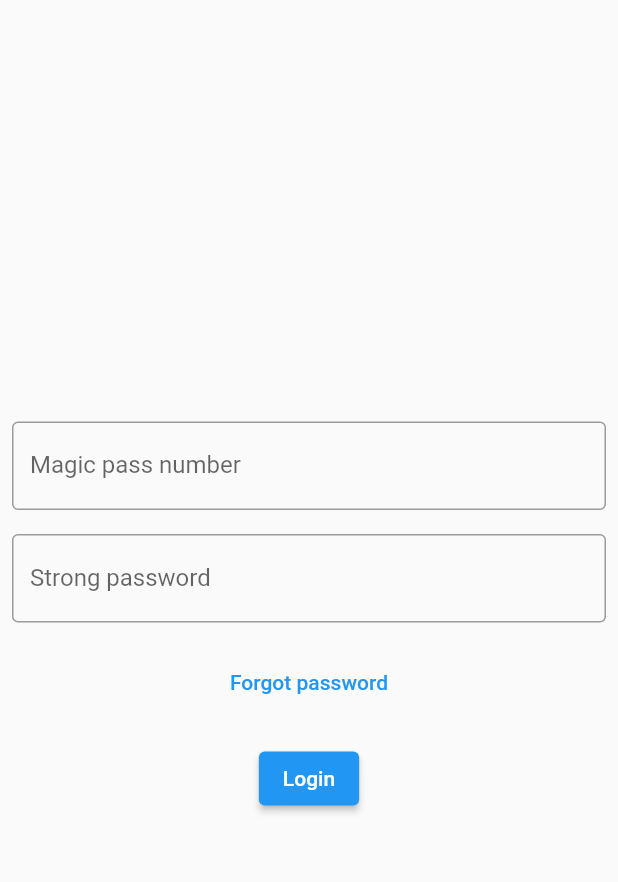
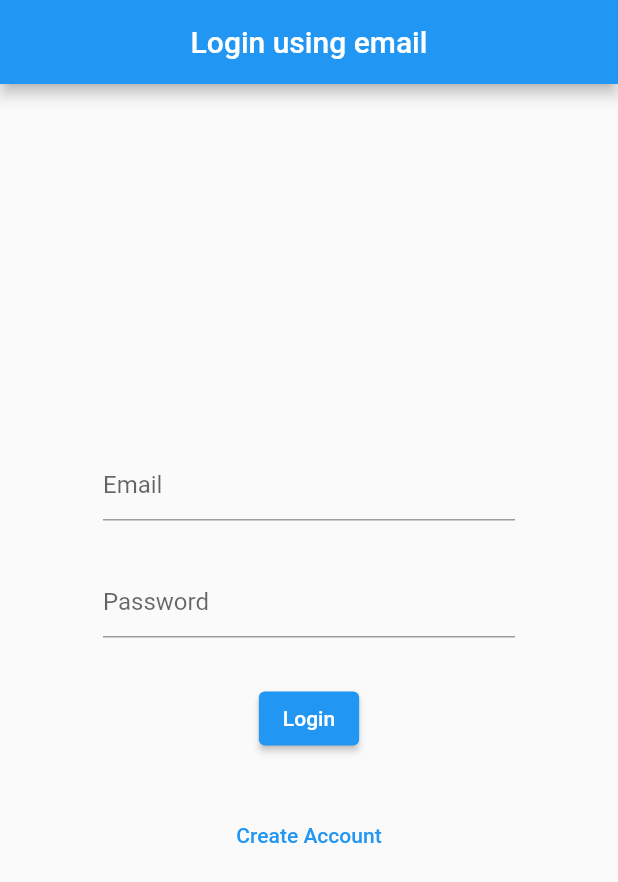
Before and after one commit to sven-borden/magic-pass-challenge, a Flutter app: the screen it shows after launch, on a phone screen of 412 x 824 dp. Shown: the top 882 px of the screen. Run offline on Flutter 3.47's test engine with Material 2 defaults, Android fonts, the phone set to English and light mode, and no system bars; our stand-ins replace firebase_auth, firebase_core; accounts and stored records are empty; generated files the repository leaves out were written again.

Commit message:
Added login using emails and firebase

```diff
--- a/magic_pass_challenge/lib/Login.dart
+++ b/magic_pass_challenge/lib/Login.dart
@@ -1,13 +1,8 @@
 import 'package:flutter/material.dart';
 import 'package:magic_pass_challenge/HomePage.dart';
-import 'package:magic_pass_challenge/src/constants/Margins.dart';
-import 'package:magic_pass_challenge/src/constants/Translation.dart';
 
 class LoginPage extends StatefulWidget {
   const LoginPage({super.key});
-
-  final String magicPassNumber = "";
-  final String password = "";
 
   @override
   State<LoginPage> createState() => _LoginPageState();
@@ -23,23 +18,6 @@ class _LoginPageState extends State<LoginPage> {
     );
   }
 
-  TextField magicPassTextField = const TextField(
-    decoration: InputDecoration(
-      border: OutlineInputBorder(),
-      labelText: Translation.loginMagicPassNumberLabel,
-      hintText: Translation.loginMagicPassNumberHint,
-
-    )
-  );
-
-  TextField magicPassPasswordTextField = const TextField(
-    decoration: InputDecoration(
-      border: OutlineInputBorder(),
-      labelText: Translation.loginPasswordLabel,
-      hintText: Translation.loginPasswordHint
-    )
-  );
-
   @override
   Widget build(BuildContext context) {
     return Scaffold(
@@ -47,34 +25,7 @@ class _LoginPageState extends State<LoginPage> {
       child: Column(
           mainAxisAlignment: MainAxisAlignment.center,
           children: <Widget>[
-            Container(
-              margin: Margins.defaultMargin,
-              child: magicPassTextField,
-            ),
-            Container(
-              margin: Margins.defaultMargin,
-              child: magicPassPasswordTextField,
-            ),
-            Container(
-              margin: Margins.defaultMargin,
-              child: TextButton(
-                  onPressed: () {
-                    //TODO: Forgot password goes here
-                  },
-                  child: const Text(
-                    Translation.loginForgotPasswordLabel,
-                  )
-              ),
-            ),
-            Container(
-              margin: Margins.defaultMargin,
-              child: ElevatedButton(
-                  onPressed: _signIn,
-                  child: const Text(
-                    Translation.loginButtonLabel,
-                  )
-              ),
-            )
+
           ],
         )
       )
--- a/magic_pass_challenge/lib/Main.dart
+++ b/magic_pass_challenge/lib/Main.dart
@@ -1,5 +1,6 @@
 import 'package:flutter/material.dart';
 import 'package:firebase_core/firebase_core.dart';
+import 'package:magic_pass_challenge/src/features/authenticate/LoginUsingEmail.dart';
 import 'firebase_options.dart';
 
 import 'HomePage.dart';
@@ -24,7 +25,7 @@ class MyApp extends StatelessWidget {
       theme: ThemeData(
         primarySwatch: Colors.blue,
       ),
-      home: const LoginPage(),
+      home: const LoginUsingEmailPage(),
     );
   }
 }
--- a/magic_pass_challenge/lib/src/constants/Translation.dart
+++ b/magic_pass_challenge/lib/src/constants/Translation.dart
@@ -1,6 +1,6 @@
 class Translation {
-  static const loginMagicPassNumberLabel = "Magic pass number";
-  static const loginMagicPassNumberHint = "MP22-123456";
+  static const loginEmailLabel = "Email";
+  static const loginEmailHint = "myemail@gmail.com";
   static const loginPasswordLabel = "Strong password";
   static const loginPasswordHint = "Password";
   static const loginForgotPasswordLabel = "Forgot password";
--- /dev/null
+++ b/magic_pass_challenge/lib/src/features/authenticate/LoginUsingEmail.dart
@@ -0,0 +1,94 @@
+import 'package:flutter/material.dart';
+import 'package:magic_pass_challenge/HomePage.dart';
+import 'package:magic_pass_challenge/src/features/authenticate/CreateEmailAccount.dart';
+import 'package:magic_pass_challenge/src/services/auth_service.dart';
+
+class LoginUsingEmailPage extends StatefulWidget {
+  const LoginUsingEmailPage({Key? key}) : super(key: key);
+
+  @override
+  _LoginUsingEmailPageState createState() => _LoginUsingEmailPageState();
+}
+
+class _LoginUsingEmailPageState extends State<LoginUsingEmailPage> {
+  final TextEditingController _emailController = TextEditingController();
+  final TextEditingController _passwordController = TextEditingController();
+
+  void _signIn() {
+    Navigator.pushAndRemoveUntil(
+        context,
+        MaterialPageRoute(builder: (context) => const HomePage(), maintainState: true),
+            (Route<dynamic> route) => false
+    );
+  }
+
+  @override
+  Widget build(BuildContext context) {
+    return Scaffold(
+      appBar: AppBar(
+        title: const Text('Login using email'),
+        centerTitle: true,
+      ),
+      body: Center(
+        child: Column(
+          mainAxisAlignment: MainAxisAlignment.center,
+          children: [
+            SizedBox(
+              width: MediaQuery.of(context).size.width / 3 * 2,
+              child: TextField(
+                controller: _emailController,
+                decoration: const InputDecoration(hintText: 'Email'),
+              ),
+            ),
+            const SizedBox(
+              height: 30.0,
+            ),
+            SizedBox(
+              width: MediaQuery.of(context).size.width / 3 * 2,
+              child: TextField(
+                controller: _passwordController,
+                obscureText: true,
+                decoration: const InputDecoration(
+                  hintText: 'Password',
+                ),
+              ),
+            ),
+            const SizedBox(
+              height: 30.0,
+            ),
+            ElevatedButton(
+              onPressed: () async {
+                final message = await AuthService().login(
+                  email: _emailController.text,
+                  password: _passwordController.text,
+                );
+                if (message!.contains('Success')) {
+                  _signIn();
+                }
+                ScaffoldMessenger.of(context).showSnackBar(
+                  SnackBar(
+                    content: Text(message),
+                  ),
+                );
+              },
+              child: const Text('Login'),
+            ),
+            const SizedBox(
+              height: 30.0,
+            ),
+            TextButton(
+              onPressed: () {
+                Navigator.of(context).push(
+                  MaterialPageRoute(
+                    builder: (context) => const CreateEmailAccountPage(),
+                  ),
+                );
+              },
+              child: const Text('Create Account'),
+            ),
+          ],
+        ),
+      ),
+    );
+  }
+}
```
Also changed, not shown: magic_pass_challenge/lib/src/features/authenticate/CreateEmailAccount.dart (added, +80 -0 lines), magic_pass_challenge/lib/src/services/auth_service.dart (added, +49 -0 lines).
